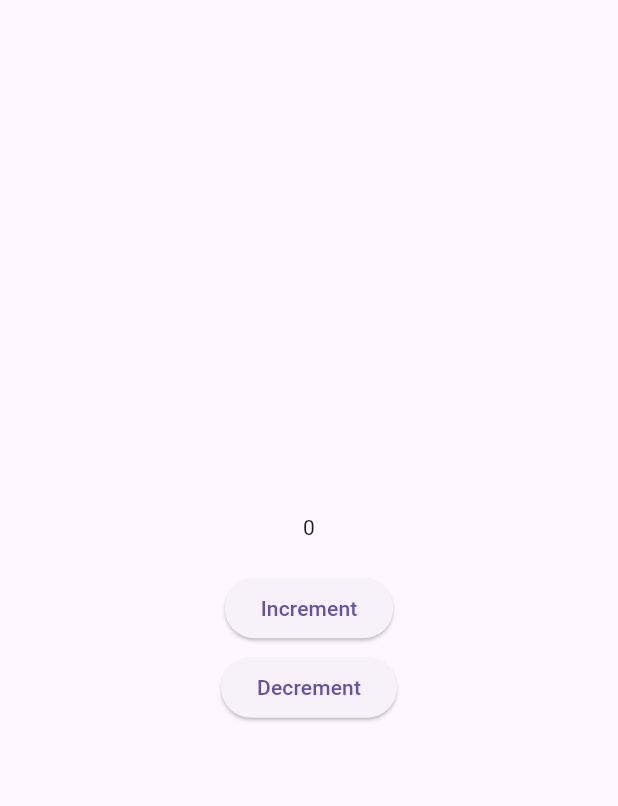
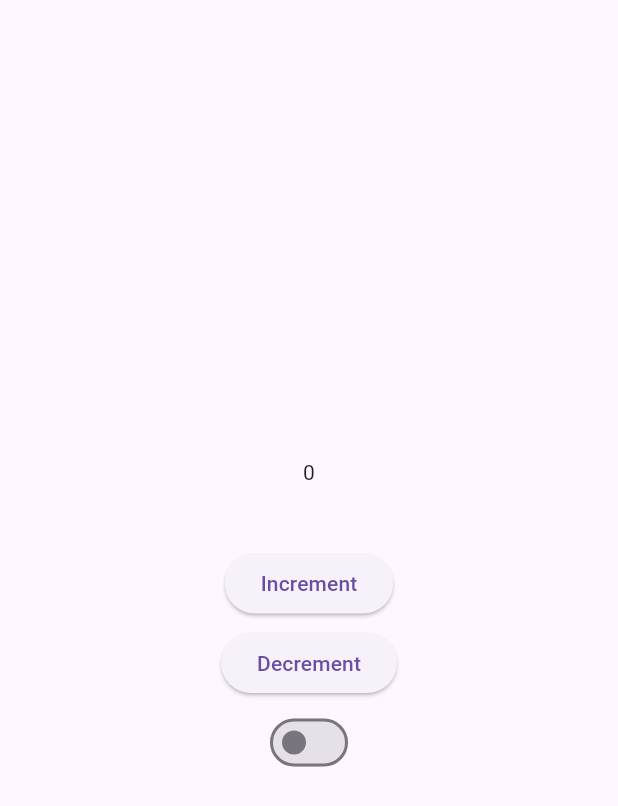
Before and after one commit to Akhil-ps-dev/riverpod_learning_cheatsheet, a Flutter app: the RiverpodEasyLevel screen opened directly, on a phone screen of 412 x 824 dp. Shown: the top 806 px of the screen. Run offline on Flutter 3.47's test engine with Material 3 defaults, Android fonts, the phone set to English and light mode, and no system bars; our stand-ins replace flutter_riverpod.

```diff
--- a/lib/presentation/easy_level.dart
+++ b/lib/presentation/easy_level.dart
@@ -1,8 +1,8 @@
-
 import 'package:flutter/material.dart';
 import 'package:flutter_riverpod/flutter_riverpod.dart';
 
 import '../riverpod_provider/riverpod.dart';
+import '../riverpod_provider/riverpod_switch_provider.dart';
 
 class RiverpodEasyLevel extends ConsumerWidget {
   const RiverpodEasyLevel({super.key});
@@ -14,9 +14,16 @@ class RiverpodEasyLevel extends ConsumerWidget {
         child: Column(
           mainAxisAlignment: MainAxisAlignment.center,
           children: [
-            Text(
-              ref.watch(riverpodEasylevel).toString(),
+            Consumer(builder: (context, ref, child) {
+              final easylvl = ref.watch(riverpodEasylevel);
+              return Text(
+                easylvl.toString(),
+              );
+            }),
+            SizedBox(
+              height: 20,
             ),
+
             SizedBox(
               height: 20,
             ),
@@ -33,6 +40,21 @@ class RiverpodEasyLevel extends ConsumerWidget {
                   ref.read(riverpodEasylevel.notifier).state--;
                 },
                 child: Text('Decrement')),
+            SizedBox(
+              height: 5,
+            ),
+
+            //swithch
+            Consumer(builder: (context, ref, child) {
+              final switchlvl = ref.watch(switchtype);
+              return Switch(
+                value: switchlvl.switchvalue,
+                onChanged: (value) {
+                  // switchlvl.switchvalue = value;
+                  ref.read(switchtype.notifier).switchMethod();
+                },
+              );
+            }),
           ],
         ),
       ),
--- /dev/null
+++ b/lib/riverpod_provider/riverpod_switch_provider.dart
@@ -0,0 +1,11 @@
+import 'package:flutter_riverpod/flutter_riverpod.dart';
+
+import '../models/switch_method.dart';
+
+final switchtype = ChangeNotifierProvider<RiverpodSwitch>(
+  (ref) {
+    return RiverpodSwitch(
+      switchvalue: false,
+    );
+  },
+);
```
Also changed, not shown: lib/models/copy_with_method.dart (added, +22 -0 lines), lib/models/switch_method.dart (added, +11 -0 lines), lib/presentation/home.dart (+10 -0 lines), lib/presentation/multi_state_slider.dart (added, +37 -0 lines), lib/riverpod_provider/riverpod_slider_provider.dart (added, +7 -0 lines).
